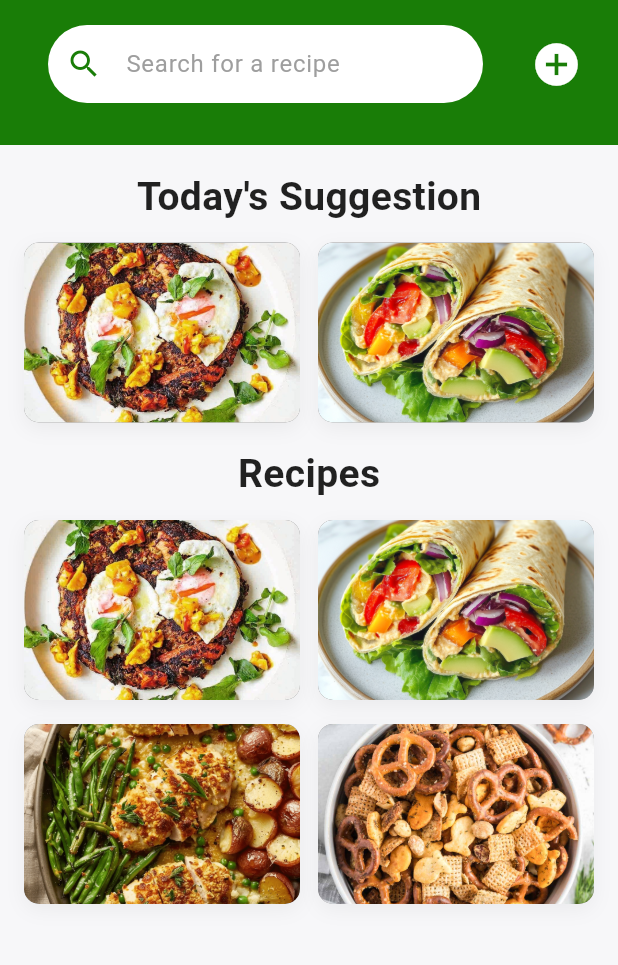
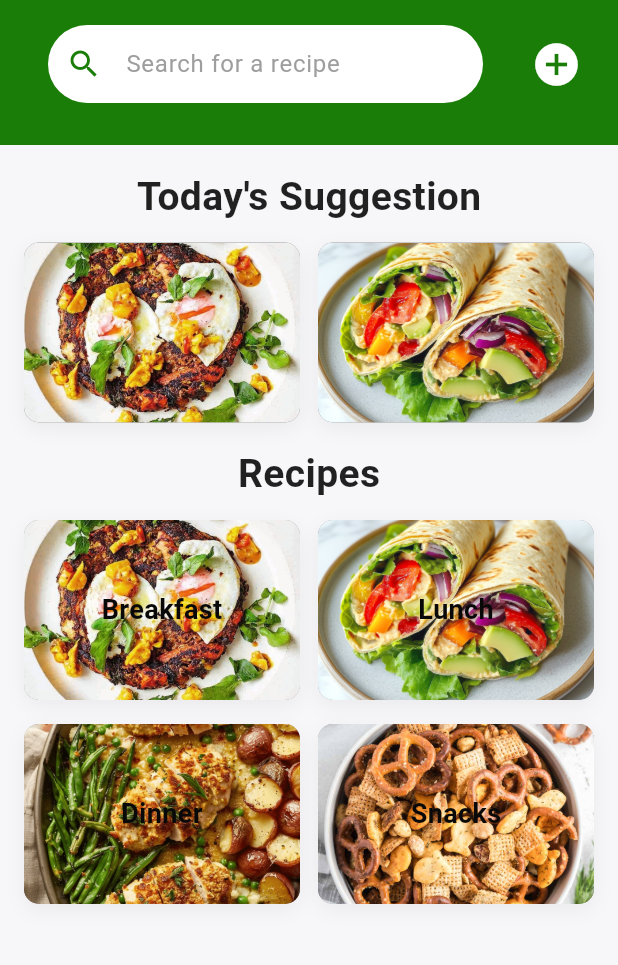
Before and after one commit to deelub/Recipe-keeper, a Flutter app: the screen it shows after launch, on a phone screen of 412 x 824 dp, the part 44-1009 px from its top. Run offline on Flutter 3.47's test engine with Material 3 defaults, Android fonts, the light colour scheme and no system bars.

Commit message:
refactor : changed widgets size

```diff
--- a/lib/widgets/recipe_options.dart
+++ b/lib/widgets/recipe_options.dart
@@ -23,51 +23,78 @@ class RecipeOptionsWidget extends StatelessWidget {
             ),
           ),
         ),
+
         DailySuggestionsWidget(
-          left: ClipRRect(
-            //breakfast
-            borderRadius: BorderRadius.circular(10),
-            child: Image.asset(
-              'assets/images/breakfastFood.jpg',
-              fit: BoxFit.cover,
-              width: double.infinity,
-              height: double.infinity,
-            ),
+          left: Stack(
+            fit: StackFit.expand,
+            children: [
+              Image.asset('assets/images/breakfastFood.jpg', fit: BoxFit.cover),
+              const Center(
+                child: Text(
+                  'Breakfast',
+                  style: TextStyle(
+                    color: Color.fromARGB(255, 9, 9, 9),
+                    fontSize: 18,
+                    fontWeight: FontWeight.w600,
+                  ),
+                ),
+              ),
+            ],
           ),
-          right: ClipRRect(
-            //lunch
-            borderRadius: BorderRadius.circular(10),
-            child: Image.asset(
-              'assets/images/lunchFood.png',
-              fit: BoxFit.cover,
-              width: double.infinity,
-              height: double.infinity,
-            ),
+
+          right: Stack(
+            fit: StackFit.expand,
+            children: [
+              Image.asset('assets/images/lunchFood.png', fit: BoxFit.cover),
+              const Center(
+                child: Text(
+                  'Lunch',
+                  style: TextStyle(
+                    color: Color.fromARGB(255, 9, 9, 9),
+                    fontSize: 18,
+                    fontWeight: FontWeight.w600,
+                  ),
+                ),
+              ),
+            ],
           ),
         ),
 
         const SizedBox(height: 16),
 
         DailySuggestionsWidget(
-          //dinner
-          left: ClipRRect(
-            borderRadius: BorderRadius.circular(10),
-            child: Image.asset(
-              'assets/images/dinnerFood.png',
-              fit: BoxFit.cover,
-              width: double.infinity,
-              height: double.infinity,
-            ),
+          left: Stack(
+            fit: StackFit.expand,
+            children: [
+              Image.asset('assets/images/dinnerFood.png', fit: BoxFit.cover),
+              const Center(
+                child: Text(
+                  'Dinner',
+                  style: TextStyle(
+                    color: Color.fromARGB(255, 9, 9, 9),
+                    fontSize: 18,
+                    fontWeight: FontWeight.w600,
+                  ),
+                ),
+              ),
+            ],
           ),
-          right: ClipRRect(
-            //snacks
-            borderRadius: BorderRadius.circular(10),
-            child: Image.asset(
-              'assets/images/snacksFood.jpg',
-              fit: BoxFit.cover,
-              width: double.infinity,
-              height: double.infinity,
-            ),
+
+          right: Stack(
+            fit: StackFit.expand,
+            children: [
+              Image.asset('assets/images/snacksFood.jpg', fit: BoxFit.cover),
+              const Center(
+                child: Text(
+                  'Snacks',
+                  style: TextStyle(
+                    color: Color.fromARGB(255, 9, 9, 9),
+                    fontSize: 18,
+                    fontWeight: FontWeight.w600,
+                  ),
+                ),
+              ),
+            ],
           ),
         ),
       ],
```
